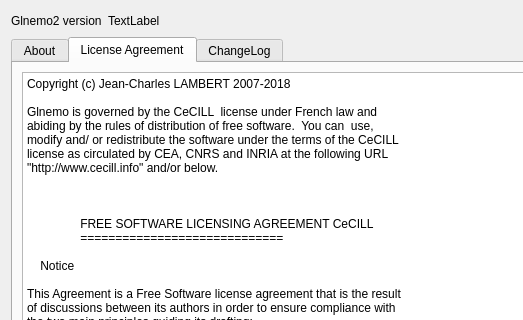
Above: src/formabout.ui from jcldc/glnemo2 before the change; both pictures show x 0 to 523 and y 0 to 320 of the 715 by 474 pixel window. Below: the same form after it.
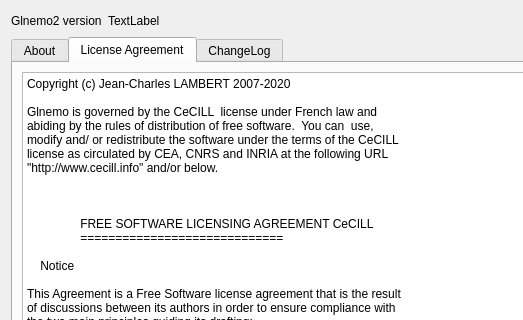
That is the form after the change. The open tabs and pages were chosen to show the change. Icons and pictures are not drawn.

The edit to the form file:
```diff
--- a/src/formabout.ui
+++ b/src/formabout.ui
@@ -491,7 +491,7 @@
 &lt;table border=&quot;0&quot; style=&quot;-qt-table-type: root; margin-top:4px; margin-bottom:4px; margin-left:4px; margin-right:4px;&quot;&gt;
 &lt;tr&gt;
 &lt;td style=&quot;border: none;&quot;&gt;
-&lt;p style=&quot; margin-top:0px; margin-bottom:0px; margin-left:0px; margin-right:0px; -qt-block-indent:0; text-indent:0px;&quot;&gt;&lt;span style=&quot; font-family:'Sans Serif'; font-size:9pt;&quot;&gt;Copyright (c) Jean-Charles LAMBERT 2007-2018&lt;/span&gt;&lt;/p&gt;
+&lt;p style=&quot; margin-top:0px; margin-bottom:0px; margin-left:0px; margin-right:0px; -qt-block-indent:0; text-indent:0px;&quot;&gt;&lt;span style=&quot; font-family:'Sans Serif'; font-size:9pt;&quot;&gt;Copyright (c) Jean-Charles LAMBERT 2007-2020&lt;/span&gt;&lt;/p&gt;
 &lt;p style=&quot;-qt-paragraph-type:empty; margin-top:0px; margin-bottom:0px; margin-left:0px; margin-right:0px; -qt-block-indent:0; text-indent:0px; font-family:'Sans Serif'; font-size:9pt;&quot;&gt;&lt;br /&gt;&lt;/p&gt;
 &lt;p style=&quot; margin-top:0px; margin-bottom:0px; margin-left:0px; margin-right:0px; -qt-block-indent:0; text-indent:0px;&quot;&gt;&lt;span style=&quot; font-family:'Sans Serif'; font-size:9pt;&quot;&gt;Glnemo is governed by the CeCILL  license under French law and&lt;/span&gt;&lt;/p&gt;
 &lt;p style=&quot; margin-top:0px; margin-bottom:0px; margin-left:0px; margin-right:0px; -qt-block-indent:0; text-indent:0px;&quot;&gt;&lt;span style=&quot; font-family:'Sans Serif'; font-size:9pt;&quot;&gt;abiding by the rules of distribution of free software.  You can  use, &lt;/span&gt;&lt;/p&gt;
```
